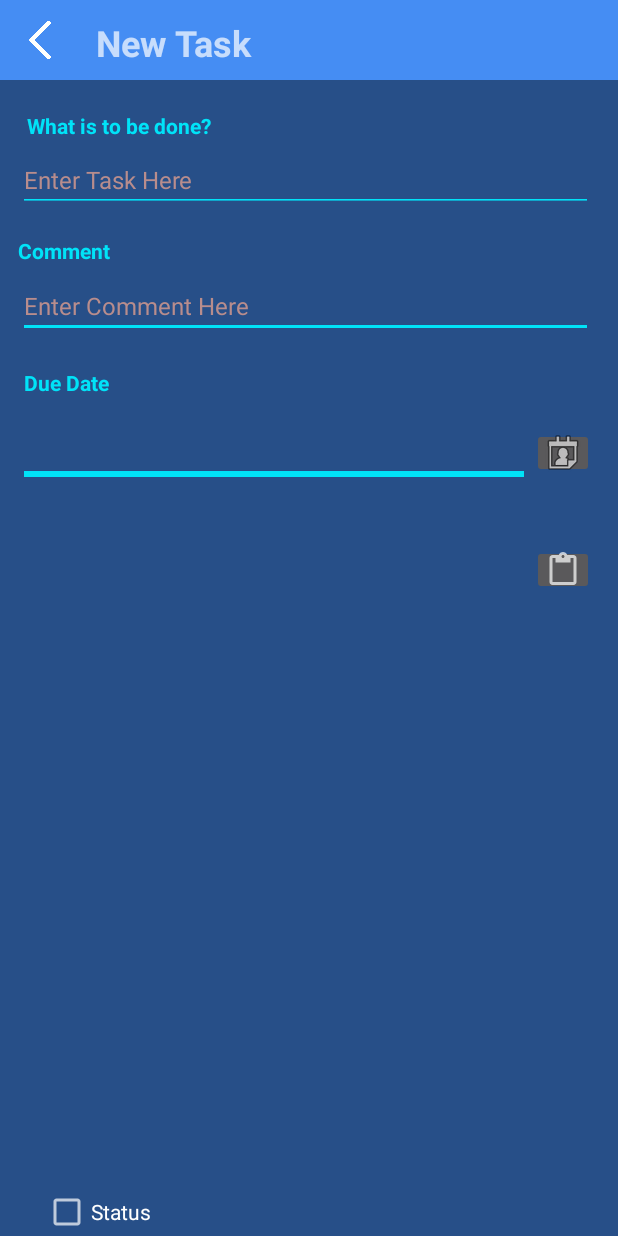
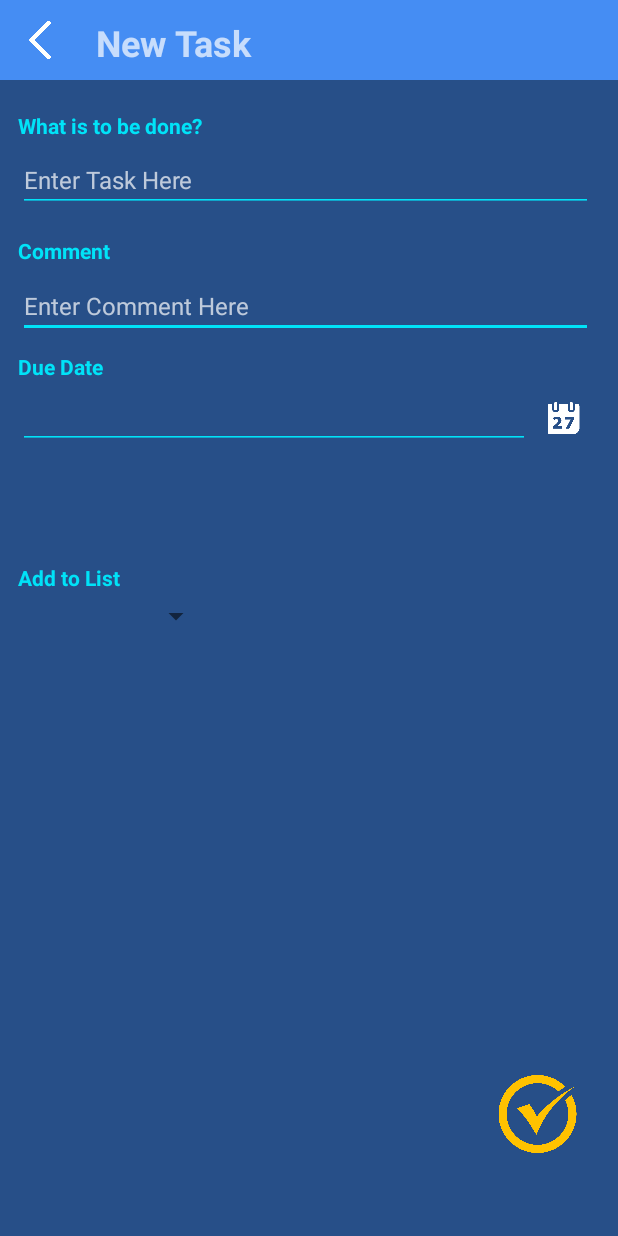
Before and after one commit to murtazakhalid77/Todolist-app, an Android app: the NewTask screen opened directly, with no data from a screen before it, on a phone screen of 412 x 824 dp. Run offline under Robolectric (Android 15) with nearby library versions, the phone set to English and light mode, and no system bars.

Commit message:
some improvements

```diff
--- a/app/src/main/java/com/example/projecmad/Api.java
+++ b/app/src/main/java/com/example/projecmad/Api.java
@@ -11,7 +11,7 @@ import retrofit2.http.GET;
 
 public interface Api {
 
-    String BASE_URL = "https://24ca-202-47-53-142.ngrok-free.app/api/";
+    String BASE_URL = "https://f68f-202-47-53-142.ngrok-free.app/";
     @GET("list/getAll")
     Call<List<listsName>> getAlllistNames();
 
--- a/app/src/main/java/com/example/projecmad/MainActivity.java
+++ b/app/src/main/java/com/example/projecmad/MainActivity.java
@@ -7,7 +7,6 @@ import android.os.Bundle;
 import android.view.View;
 import android.widget.ArrayAdapter;
 import android.widget.Button;
-import android.widget.ListView;
 import android.widget.Spinner;
 import android.widget.Toast;
 
@@ -30,7 +29,7 @@ public class MainActivity extends AppCompatActivity {
         super.onCreate(savedInstanceState);
         setContentView(R.layout.activity_main);
 
-        spinner = findViewById(R.id.dropdown_menu);
+        spinner = findViewById(R.id.dropdown_menu_list);
         button = (Button) findViewById(R.id.newtask);
         button.setOnClickListener(new View.OnClickListener() {
             @Override
@@ -38,23 +37,22 @@ public class MainActivity extends AppCompatActivity {
                 openNewTaskPage ();
             }
         });
-//        getSuperHeroes();
+        getListNames();
     }
     public void openNewTaskPage(){
         Intent intent = new Intent(this, NewTask.class);
         startActivity(intent);
     }
 
-    private void getSuperHeroes() {
+    public void getListNames() {
         Call<List<listsName>> call = RetrofitClient.getInstance().getMyApi().getAlllistNames();
         call.enqueue(new Callback<List<listsName>>() {
             @Override
             public void onResponse(Call<List<listsName>> call, Response<List<listsName>> response) {
                 List<listsName> myheroList = new ArrayList<>();
-                myheroList.add(new listsName(1L,"select Anything"));
+               // myheroList.add(new listsName(1L,"select Anything"));
                  myheroList.addAll(response.body());
                 String[] oneHeroes = new String[myheroList.size()];
-
                 for (int i = 0; i < myheroList.size(); i++) {
                     oneHeroes[i] = myheroList.get(i).getName();
                 }
--- a/app/src/main/java/com/example/projecmad/NewTask.java
+++ b/app/src/main/java/com/example/projecmad/NewTask.java
@@ -7,26 +7,24 @@ import android.app.TimePickerDialog;
 import android.content.Intent;
 import android.os.Bundle;
 import android.view.View;
-import android.widget.EditText;
 import android.widget.ImageButton;
 import android.widget.ImageView;
+import android.widget.Spinner;
 import android.widget.TextView;
 import android.widget.TimePicker;
-
-import com.example.projecmad.Model.DatePicker;
 
 import java.text.DateFormat;
 import java.util.Calendar;
 
 public class NewTask extends AppCompatActivity implements DatePickerDialog.OnDateSetListener{
 
-    ImageView imageView;
-    EditText editText;
+    ImageView backbuttonImageView;
     TextView tvDate;
-    TextView timetv;
+    TextView tvTime;
+    ImageView btPickDate;
+    ImageView btPickTime;
+    Spinner spinner;
 
-    ImageButton btPickDate;
-    ImageButton btPickTime;
     private TimePickerDialog.OnTimeSetListener timePickerDialogListener =
             new TimePickerDialog.OnTimeSetListener() {
                 @Override
@@ -61,20 +59,34 @@ public class NewTask extends AppCompatActivity implements DatePickerDialog.OnDat
                         }
                     }
 
-                    timetv.setText(formattedTime);
+                    tvTime.setText(formattedTime);
                 }
             };
 
+    private void openMainPage() {
+        Intent intent = new Intent(this,MainActivity.class);
+        startActivity(intent);
+    }
     @Override
     protected void onCreate(Bundle savedInstanceState) {
         super.onCreate(savedInstanceState);
         setContentView(R.layout.activity_new_task);
-        imageView =(ImageView) findViewById(R.id.imageView2);
+        backbuttonImageView =(ImageView) findViewById(R.id.imageView2);
         tvDate = (TextView) findViewById(R.id.dateTv);
-        timetv =(TextView) findViewById(R.id.timetv);
-        btPickDate = (ImageButton) findViewById(R.id.calenderBtn);
-         btPickTime = (ImageButton) findViewById(R.id.timeBtn);
-        timetv = (TextView) findViewById(R.id.timetv);
+        tvTime =(TextView) findViewById(R.id.timetv);    // getting all the elements
+        btPickDate = (ImageView) findViewById(R.id.calenderBtn);
+        btPickTime = (ImageView) findViewById(R.id.timeBtn);
+        spinner = (Spinner) findViewById(R.id.dropdown_menu_list);
+
+        tvTime.setVisibility(View.GONE);      //time text view and images not visible
+        btPickTime.setVisibility(View.GONE);
+
+        backbuttonImageView.setOnClickListener(new View.OnClickListener() {
+            @Override
+            public void onClick(View view) {
+                openMainPage();
+            }
+        });
 
         btPickTime.setOnClickListener(view -> {
             TimePickerDialog timePicker = new TimePickerDialog(
@@ -98,15 +110,6 @@ public class NewTask extends AppCompatActivity implements DatePickerDialog.OnDat
             // dialog show the dialog to user
             timePicker.show();
         });
-
-        timetv.setVisibility(View.GONE);
-        imageView.setOnClickListener(new View.OnClickListener() {
-            @Override
-            public void onClick(View view) {
-                openMainPage();
-            }
-        });
-
         btPickDate.setOnClickListener(new View.OnClickListener() {
             @Override
             public void onClick(View view) {
@@ -116,16 +119,6 @@ public class NewTask extends AppCompatActivity implements DatePickerDialog.OnDat
                 mDatePickerDialogFragment.show(getSupportFragmentManager(), "DATE PICK");
             }
         });
-
-
-    }
-
-
-
-
-    private void openMainPage() {
-        Intent intent = new Intent(this,MainActivity.class);
-        startActivity(intent);
     }
     @Override
     public void onDateSet(android.widget.DatePicker datePicker, int year, int month, int dayOfMonth) {
@@ -135,6 +128,7 @@ public class NewTask extends AppCompatActivity implements DatePickerDialog.OnDat
         mCalendar.set(Calendar.DAY_OF_MONTH, dayOfMonth);
         String selectedDate = DateFormat.getDateInstance(DateFormat.FULL).format(mCalendar.getTime());
         tvDate.setText(selectedDate);
-        timetv.setVisibility(View.VISIBLE);
+        tvTime.setVisibility(View.VISIBLE);
+        btPickTime.setVisibility(View.VISIBLE);
     }
 }
--- a/app/src/main/res/layout/activity_main.xml
+++ b/app/src/main/res/layout/activity_main.xml
@@ -42,7 +42,7 @@
 
 
         <Spinner
-            android:id="@+id/dropdown_menu"
+            android:id="@+id/dropdown_menu_list"
             android:layout_width="300px"
             android:layout_height="80px"
             android:layout_marginLeft="0.1in"
--- a/app/src/main/res/layout/activity_new_task.xml
+++ b/app/src/main/res/layout/activity_new_task.xml
@@ -8,7 +8,7 @@
     tools:context=".NewTask">
 
     <EditText
-        android:id="@+id/editTextTextPersonName2"
+        android:id="@+id/taskCommentTv"
         android:layout_width="383dp"
         android:layout_height="40dp"
         android:layout_marginTop="132dp"
@@ -19,9 +19,9 @@
         android:clickable="true"
         android:contextClickable="true"
         android:ems="10"
+        android:hint="Enter Comment Here"
         android:inputType="textPersonName"
         android:singleLine="false"
-        android:text="Enter Comment Here"
         android:textColor="#B88D8D"
         android:textSize="16sp"
         app:layout_constraintEnd_toEndOf="parent"
@@ -33,49 +33,46 @@
         android:id="@+id/dateTv"
         android:layout_width="341dp"
         android:layout_height="39dp"
-        android:layout_marginTop="232dp"
         android:autoSizeTextType="none"
         android:backgroundTint="#00E3F8"
-        android:backgroundTintMode="add"
+        android:backgroundTintMode="src_in"
         android:capitalize="words"
         android:clickable="true"
         android:contextClickable="true"
         android:ems="10"
         android:inputType="textPersonName"
         android:singleLine="false"
-        android:textColor="#B88D8D"
+        android:textColor="@android:color/darker_gray"
         android:textSize="16sp"
-        android:tooltipText="hhh"
         app:layout_constraintBottom_toBottomOf="parent"
         app:layout_constraintEnd_toEndOf="parent"
         app:layout_constraintHorizontal_bias="0.171"
         app:layout_constraintStart_toStartOf="parent"
-        app:layout_constraintTop_toBottomOf="@+id/toolbar3"
-        app:layout_constraintVertical_bias="0.0" />
+        app:layout_constraintTop_toBottomOf="@+id/taskCommentTv"
+        app:layout_constraintVertical_bias="0.062" />
 
     <EditText
         android:id="@+id/timetv"
-        android:layout_width="341dp"
-        android:layout_height="39dp"
-        android:layout_marginTop="232dp"
+        android:layout_width="304dp"
+        android:layout_height="33dp"
         android:autoSizeTextType="none"
         android:backgroundTint="#00E3F8"
-        android:backgroundTintMode="add"
+        android:backgroundTintMode="src_in"
         android:capitalize="words"
         android:clickable="true"
         android:contextClickable="true"
         android:ems="10"
         android:inputType="textPersonName"
         android:singleLine="false"
-        android:textColor="#B88D8D"
-        android:textSize="16sp"
+        android:textColor="@android:color/darker_gray"
+        android:textSize="14sp"
         android:tooltipText="hhh"
         app:layout_constraintBottom_toBottomOf="parent"
         app:layout_constraintEnd_toEndOf="parent"
-        app:layout_constraintHorizontal_bias="0.171"
+        app:layout_constraintHorizontal_bias="0.383"
         app:layout_constraintStart_toStartOf="parent"
-        app:layout_constraintTop_toBottomOf="@+id/toolbar3"
-        app:layout_constraintVertical_bias="0.149" />
+        app:layout_constraintTop_toBottomOf="@+id/dateTv"
+        app:layout_constraintVertical_bias="0.0" />
 
     <TextView
         android:id="@+id/textView4"
@@ -83,10 +80,9 @@
         android:layout_height="27dp"
         android:layout_marginTop="16dp"
         android:text="What is to be done?"
-        android:textAlignment="center"
         android:textColor="#00E3F8"
         android:textStyle="bold"
-        app:layout_constraintBottom_toTopOf="@+id/editTextTextPersonName"
+        app:layout_constraintBottom_toTopOf="@+id/taskNameTv"
         app:layout_constraintEnd_toEndOf="parent"
         app:layout_constraintHorizontal_bias="0.043"
         app:layout_constraintStart_toStartOf="parent"
@@ -155,20 +151,52 @@
         android:id="@+id/textView5"
         android:layout_width="134dp"
         android:layout_height="27dp"
-        android:layout_marginTop="192dp"
+        android:gravity="bottom"
         android:text="Due Date"
-        android:textAlignment="textStart"
+        android:textAlignment="gravity"
         android:textColor="#00E3F8"
         android:textStyle="bold"
         app:layout_constraintBottom_toTopOf="@+id/dateTv"
         app:layout_constraintEnd_toEndOf="parent"
-        app:layout_constraintHorizontal_bias="0.057"
+        app:layout_constraintHorizontal_bias="0.043"
         app:layout_constraintStart_toStartOf="parent"
-        app:layout_constraintTop_toBottomOf="@+id/toolbar3"
+        app:layout_constraintTop_toBottomOf="@+id/taskCommentTv"
+        app:layout_constraintVertical_bias="0.212" />
+
+
+    <TextView
+        android:id="@+id/textView8"
+        android:layout_width="134dp"
+        android:layout_height="27dp"
+        android:layout_marginTop="68dp"
+        android:gravity="bottom"
+        android:text="Add to List"
+        android:textAlignment="gravity"
+        android:textColor="#00E3F8"
+        android:textStyle="bold"
+        app:layout_constraintEnd_toEndOf="parent"
+        app:layout_constraintHorizontal_bias="0.043"
+        app:layout_constraintStart_toStartOf="parent"
+        app:layout_constraintTop_toBottomOf="@+id/timetv" />
+
+    <Spinner
+        android:id="@+id/dropdown_menu_list"
+        android:layout_width="130dp"
+        android:layout_height="32dp"
+        android:spinnerMode="dropdown"
+        android:textAlignment="center"
+        android:textColor="@android:color/white"
+        android:textStyle="bold"
+        android:theme="@style/ThemeOverlay.AppCompat.Light"
+        app:layout_constraintBottom_toBottomOf="parent"
+        app:layout_constraintEnd_toEndOf="parent"
+        app:layout_constraintHorizontal_bias="0.04"
+        app:layout_constraintStart_toStartOf="parent"
+        app:layout_constraintTop_toBottomOf="@+id/textView8"
         app:layout_constraintVertical_bias="0.0" />
 
     <EditText
-        android:id="@+id/editTextTextPersonName"
+        android:id="@+id/taskNameTv"
         android:layout_width="383dp"
         android:layout_height="40dp"
         android:layout_marginTop="48dp"
@@ -179,9 +207,8 @@
         android:clickable="true"
         android:contextClickable="true"
         android:ems="10"
-        android:inputType="textPersonName"
+        android:hint="Enter Task Here"
         android:singleLine="false"
-        android:text="Enter Task Here"
         android:textColor="#B88D8D"
         android:textSize="16sp"
         app:layout_constraintEnd_toEndOf="parent"
@@ -190,43 +217,41 @@
         app:layout_constraintTop_toBottomOf="@+id/toolbar3" />
 
 
-    <CheckBox
-        android:id="@+id/checkBox"
-        android:layout_width="wrap_content"
-        android:layout_height="wrap_content"
-        android:text="Status"
-        android:textColorHint="#00E3F8"
-        android:textColorLink="#00E3F8"
+    <ImageView
+        android:id="@+id/calenderBtn"
+        android:layout_width="34dp"
+        android:layout_height="21dp"
+        android:layout_marginTop="8dp"
+        app:layout_constraintEnd_toEndOf="parent"
+        app:layout_constraintHorizontal_bias="0.208"
+        app:layout_constraintStart_toEndOf="@+id/dateTv"
+        app:layout_constraintTop_toTopOf="@+id/dateTv"
+        app:srcCompat="@drawable/calendar" />
+
+    <ImageView
+        android:id="@+id/timeBtn"
+        android:layout_width="39dp"
+        android:layout_height="20dp"
+        android:layout_marginBottom="200dp"
         app:layout_constraintBottom_toBottomOf="parent"
         app:layout_constraintEnd_toEndOf="parent"
-        app:layout_constraintHorizontal_bias="0.085"
-        app:layout_constraintStart_toStartOf="parent" />
+        app:layout_constraintHorizontal_bias="0.948"
+        app:layout_constraintStart_toStartOf="parent"
+        app:layout_constraintTop_toBottomOf="@+id/calenderBtn"
+        app:layout_constraintVertical_bias="0.043"
+        app:srcCompat="@drawable/clock" />
 
-    <ImageButton
-        android:id="@+id/calenderBtn"
-        android:layout_width="41dp"
-        android:layout_height="33dp"
-        android:layout_marginTop="60dp"
+    <ImageView
+        android:id="@+id/imageView4"
+        android:layout_width="75dp"
+        android:layout_height="52dp"
         app:layout_constraintBottom_toBottomOf="parent"
         app:layout_constraintEnd_toEndOf="parent"
-        app:layout_constraintHorizontal_bias="0.956"
+        app:layout_constraintHorizontal_bias="0.952"
         app:layout_constraintStart_toStartOf="parent"
-        app:layout_constraintTop_toBottomOf="@+id/editTextTextPersonName2"
-        app:layout_constraintVertical_bias="0.0"
-        app:srcCompat="@android:drawable/ic_menu_my_calendar" />
-
-    <ImageButton
-        android:id="@+id/timeBtn"
-        android:layout_width="41dp"
-        android:layout_height="33dp"
-        android:layout_marginTop="60dp"
-        app:layout_constraintBottom_toBottomOf="parent"
-        app:layout_constraintEnd_toEndOf="parent"
-        app:layout_constraintHorizontal_bias="0.956"
-        app:layout_constraintStart_toStartOf="parent"
-        app:layout_constraintTop_toBottomOf="@+id/editTextTextPersonName2"
-        app:layout_constraintVertical_bias="0.154"
-        app:srcCompat="?attr/actionModePasteDrawable" />
+        app:layout_constraintTop_toBottomOf="@+id/timeBtn"
+        app:layout_constraintVertical_bias="0.879"
+        app:srcCompat="@drawable/yellowtick" />
 
 
 </androidx.constraintlayout.widget.ConstraintLayout>
```
Also changed, not shown: app/src/main/res/drawable/calendar.png (added), app/src/main/res/drawable/clock.png (added), app/src/main/res/drawable/yellowtick.png (added).
